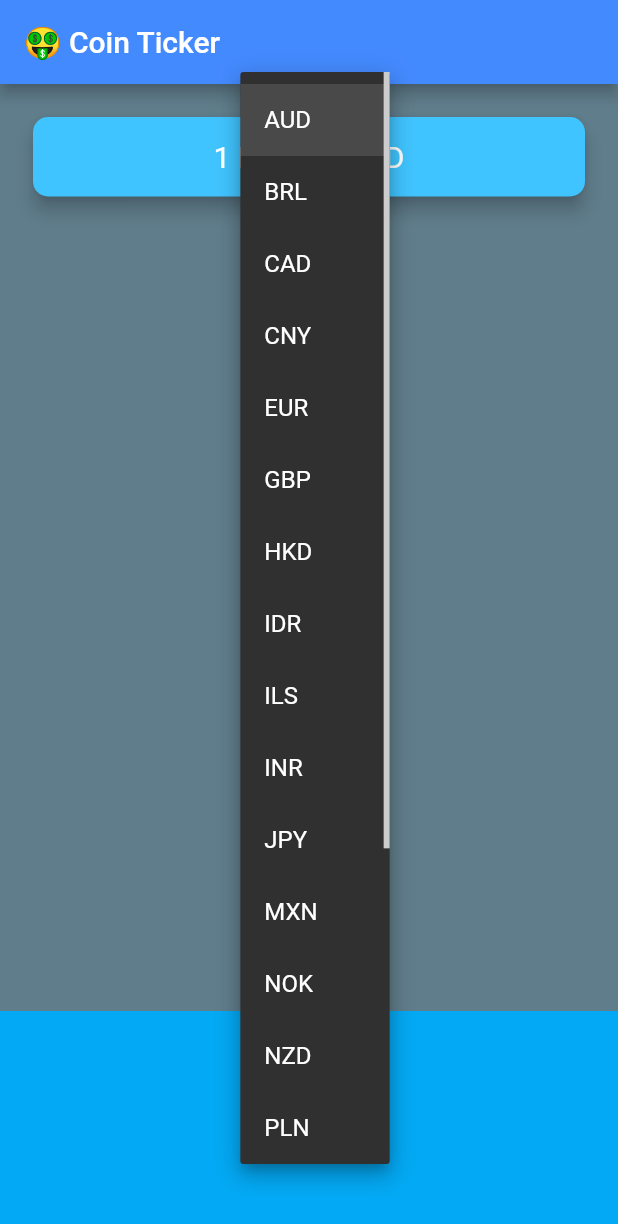
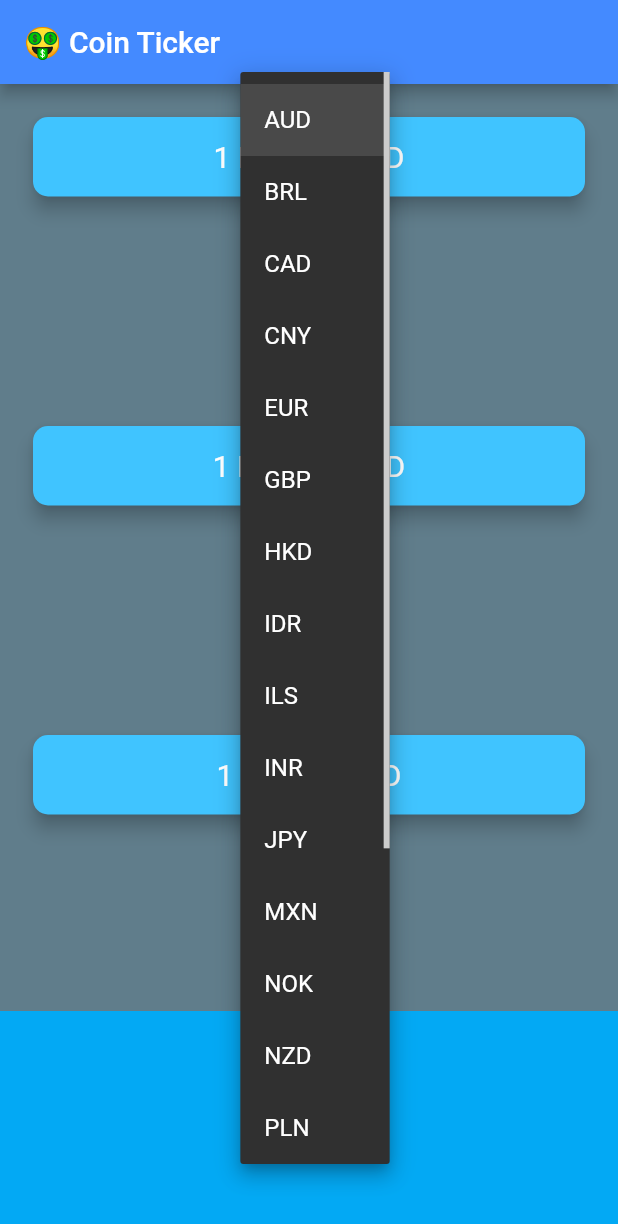
Before and after one commit to patelprashant/flutter_crypto_ticker, a Flutter app: the screen it shows after launch, after a tap on "AUD", on a phone screen of 412 x 824 dp. Shown: the top 1224 px of the screen. Run offline on Flutter 3.47's test engine with Material 2 defaults, Android fonts, the phone set to English and light mode, and no system bars; network calls fail.

Commit message:
Added multiple crypto prices with UI

```diff
--- a/lib/coin_data.dart
+++ b/lib/coin_data.dart
@@ -37,15 +37,22 @@ const bitCoinAverageUrl =
 
 class CoinData {
   Future getCoinData(String selectedCurrency) async {
-    String reqUrl = '$bitCoinAverageUrl/BTC$selectedCurrency';
+    Map<String, String> cryptoPricesMap = {};
+
+    for (String crypto in cryptoList) {
+      String reqUrl = '$bitCoinAverageUrl/$crypto$selectedCurrency';
+//      print(reqUrl);
       http.Response response = await http.get(reqUrl);
       if (response.statusCode == 200) {
         var decodeData = jsonDecode(response.body);
         double lastPrice = decodeData['last'];
-      return lastPrice.toStringAsFixed(0);
+        cryptoPricesMap[crypto] = lastPrice.toStringAsFixed(0);
+//        print('crypto is-$crypto');
       } else {
         print(response.statusCode);
         throw 'Problem with the get request';
       }
     }
+    return cryptoPricesMap;
   }
+}
--- /dev/null
+++ b/lib/crypto_card.dart
@@ -0,0 +1,36 @@
+import 'package:flutter/material.dart';
+
+class CryptoCard extends StatelessWidget {
+  final String bitCoinValue;
+  final String selectedCurrency;
+  final String cryptoCurrency;
+
+  const CryptoCard(
+      {Key key, this.bitCoinValue, this.selectedCurrency, this.cryptoCurrency})
+      : super(key: key);
+
+  @override
+  Widget build(BuildContext context) {
+    return Padding(
+      padding: EdgeInsets.fromLTRB(18.0, 18.0, 18.0, 0),
+      child: Card(
+        color: Colors.lightBlueAccent,
+        elevation: 5.0,
+        shape: RoundedRectangleBorder(
+          borderRadius: BorderRadius.circular(10.0),
+        ),
+        child: Padding(
+          padding: EdgeInsets.symmetric(vertical: 15.0, horizontal: 28.0),
+          child: Text(
+            '1 $cryptoCurrency = $bitCoinValue $selectedCurrency',
+            textAlign: TextAlign.center,
+            style: TextStyle(
+              fontSize: 20.0,
+              color: Colors.white,
+            ),
+          ),
+        ),
+      ),
+    );
+  }
+}
--- a/lib/price_screen.dart
+++ b/lib/price_screen.dart
@@ -1,5 +1,6 @@
 import 'dart:io';
 
+import 'package:bitcoin_ticker_app/crypto_card.dart';
 import 'package:flutter/cupertino.dart';
 import 'package:flutter/material.dart';
 
@@ -13,6 +14,8 @@ class PriceScreen extends StatefulWidget {
 class _PriceScreenState extends State<PriceScreen> {
   var selectedCurrency = 'AUD';
   String bitCoinValue = '?';
+  bool isWaiting = false;
+  Map<String, String> bitCoinValueMap = {};
 
   DropdownButton<String> androidDropDown() {
     List<DropdownMenuItem<String>> ddCurrencies = [];
@@ -57,10 +60,13 @@ class _PriceScreenState extends State<PriceScreen> {
   }
 
   void getData() async {
+    isWaiting = true;
+
     try {
       var data = await CoinData().getCoinData(selectedCurrency);
+      isWaiting = false;
       setState(() {
-        bitCoinValue = data;
+        bitCoinValueMap = data;
       });
     } catch (e) {
       print(e.toString());
@@ -83,26 +89,20 @@ class _PriceScreenState extends State<PriceScreen> {
         mainAxisAlignment: MainAxisAlignment.spaceBetween,
         crossAxisAlignment: CrossAxisAlignment.stretch,
         children: <Widget>[
-          Padding(
-            padding: EdgeInsets.fromLTRB(18.0, 18.0, 18.0, 0),
-            child: Card(
-              color: Colors.lightBlueAccent,
-              elevation: 5.0,
-              shape: RoundedRectangleBorder(
-                borderRadius: BorderRadius.circular(10.0),
-              ),
-              child: Padding(
-                padding: EdgeInsets.symmetric(vertical: 15.0, horizontal: 28.0),
-                child: Text(
-                  '1 BTC = $bitCoinValue $selectedCurrency',
-                  textAlign: TextAlign.center,
-                  style: TextStyle(
-                    fontSize: 20.0,
-                    color: Colors.white,
-                  ),
-                ),
-              ),
-            ),
+          CryptoCard(
+            cryptoCurrency: 'BTC',
+            bitCoinValue: isWaiting ? '?' : bitCoinValueMap['BTC'],
+            selectedCurrency: selectedCurrency,
+          ),
+          CryptoCard(
+            cryptoCurrency: 'ETH',
+            bitCoinValue: isWaiting ? '?' : bitCoinValueMap['ETH'],
+            selectedCurrency: selectedCurrency,
+          ),
+          CryptoCard(
+            cryptoCurrency: 'LTC',
+            bitCoinValue: isWaiting ? '?' : bitCoinValueMap['LTC'],
+            selectedCurrency: selectedCurrency,
           ),
           Container(
             height: 150.0,
```
Lines whose indentation alone changed are shown as unchanged.
